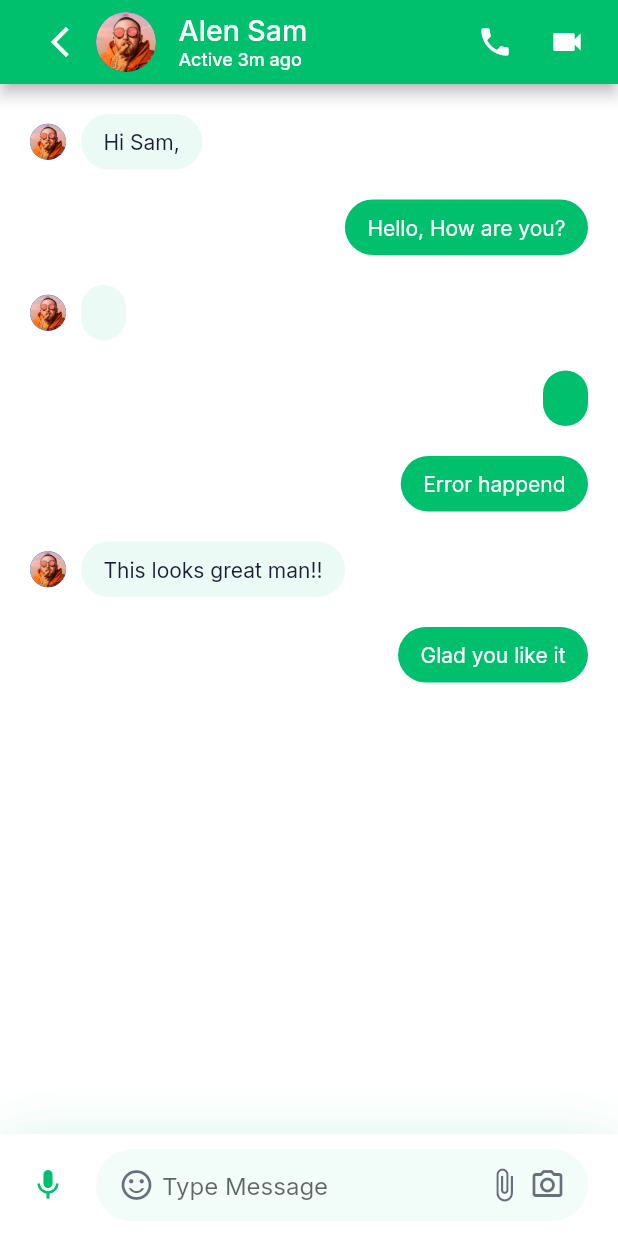
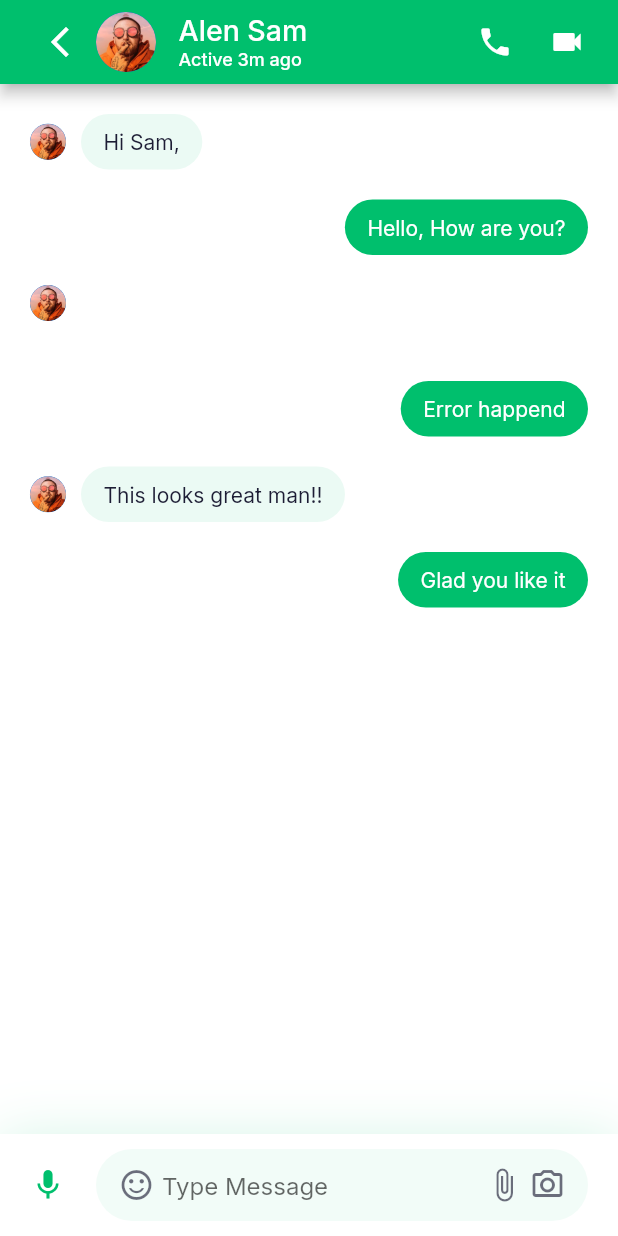
Before and after one commit to Soud-Haroon/Task_02, a Flutter app: the MessageScreen screen opened directly, on a phone screen of 412 x 824 dp. Run offline on Flutter 3.47's test engine with Material 2 defaults, Android fonts, the phone set to English and light mode, and no system bars; our stand-ins replace google_fonts.

Commit message:
empty msg check
added a empty message check in messages.dart file: messageContaint

```diff
--- a/lib/messages/Components/Messagebody.dart
+++ b/lib/messages/Components/Messagebody.dart
@@ -1,5 +1,5 @@
 import 'package:flutter/material.dart';
-import 'package:task_blackwhite_02/chatData/ChatMessage.dart';
+ import 'package:task_blackwhite_02/chatData/ChatMessage.dart';
 import 'package:task_blackwhite_02/constColors.dart';
 import '../messages.dart';
 import 'chat_input.dart';
--- a/lib/messages/message_screen.dart
+++ b/lib/messages/message_screen.dart
@@ -10,9 +10,6 @@ class MessageScreen extends StatelessWidget {
       body: MessageBody(),
     );
   }
-
-
-
 
 //---------------------------------------------------//
   AppBar buildAppBar() {
--- a/lib/messages/messages.dart
+++ b/lib/messages/messages.dart
@@ -12,6 +12,15 @@ class Messages extends StatelessWidget {
 
   @override
   Widget build(BuildContext context) {
+    Widget messageContaint(ChatMessage message) {
+      switch (message.messageType) {
+        case ChatMessageType.text:
+          return TextMessages(message: message);
+        default:
+          return SizedBox();
+      }
+    }
+
     return Padding(
       padding: const EdgeInsets.only(top: kDefaultPadding),
       child: Row(
@@ -24,7 +33,8 @@ class Messages extends StatelessWidget {
               backgroundImage: AssetImage('assets/images/user_2.png'),
             ),
           SizedBox(width: kDefaultPadding / 2),
-          TextMessages(message: message),
+          // TextMessages(message: message),
+          messageContaint(message),
         ],
       ),
     );
```
